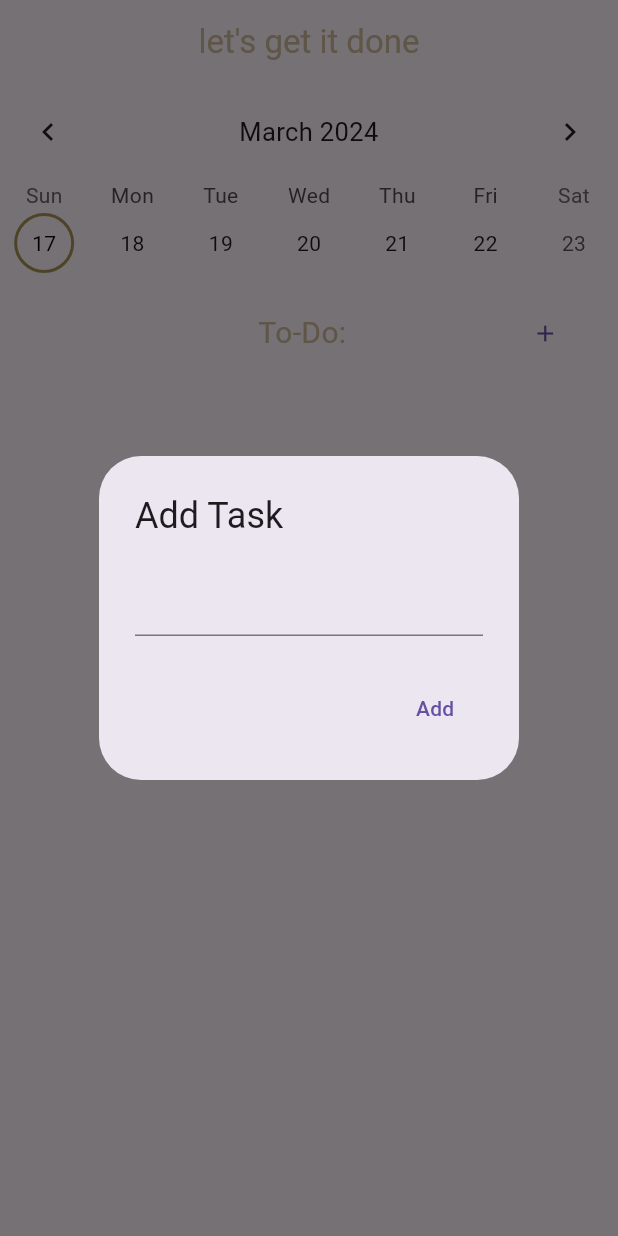
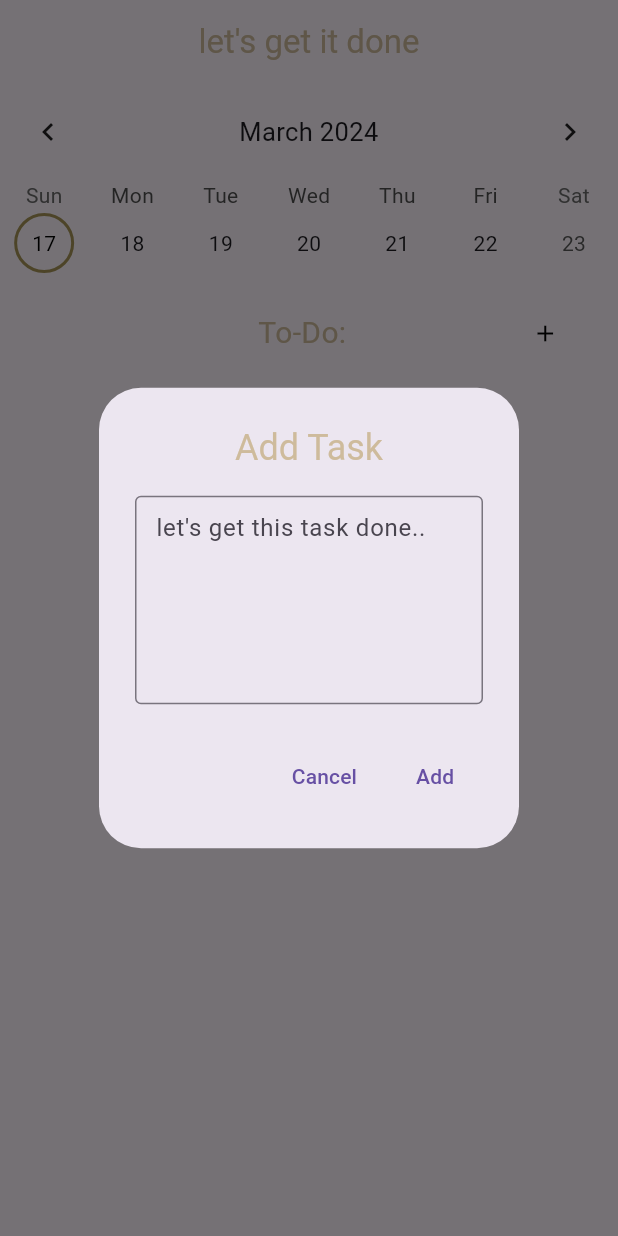
Before and after one commit to altheangiron/lets_get_it_done, a Flutter app: the screen it shows after launch, after a tap on the "add" icon, on a phone screen of 412 x 824 dp. Run offline on Flutter 3.47's test engine with Material 3 defaults, Android fonts, the light colour scheme and no system bars; drawn by our look-alikes of table_calendar.

Commit message:
updating 'New Task' alert dialog layout and styling

```diff
--- a/lib/screens/home_screen.dart
+++ b/lib/screens/home_screen.dart
@@ -118,16 +118,39 @@ class _HomeScreenState extends State<HomeScreen> {
                   onPressed: () => showDialog(
                     context: context,
                     builder: (context) => AlertDialog(
-                      title: const Text('Add Task'),
-                      content: TextFormField(
-                        controller: _taskController,
+                      title: const Center(
+                        child: Text('Add Task',
+                          style: TextStyle(
+                          color: Color(0xffcebb9c),
+                        )),
                       ),
-                      actions: [
+                      content: SizedBox(
+                        width: 50,
+                        child: TextFormField(
+                          controller: _taskController,
+                          minLines: 5,
+                          maxLines: 5,
+                          decoration: const InputDecoration(
+                            contentPadding: EdgeInsets.only(left: 10, top: 19),
+                            border: OutlineInputBorder(),
+                            hintText: 'let\'s get this task done..',
+                          ),
+                        ),
+                      ),
+                       actions: <Widget>[
+                        TextButton(
+                          onPressed: () {
+                            Navigator.pop(context);
+                            _taskController.clear();
+                          },
+                          child: const Text('Cancel'),
+                        ),
                         TextButton(
                           child: const Text("Add"),
                           onPressed: () {
                             if(_taskController.text.isEmpty) {
-
+                              Navigator.pop(context);
+                              _taskController.clear();
                             }
                             else {
                               if(selectedTasks[selectedDay] != null) {
@@ -150,7 +173,7 @@ class _HomeScreenState extends State<HomeScreen> {
                         )
                       ]
                     )),
-                    child: const Icon(Icons.add),
+                    child: const Icon(Icons.add, color: Colors.black),
                 ),
               ),
 
```
